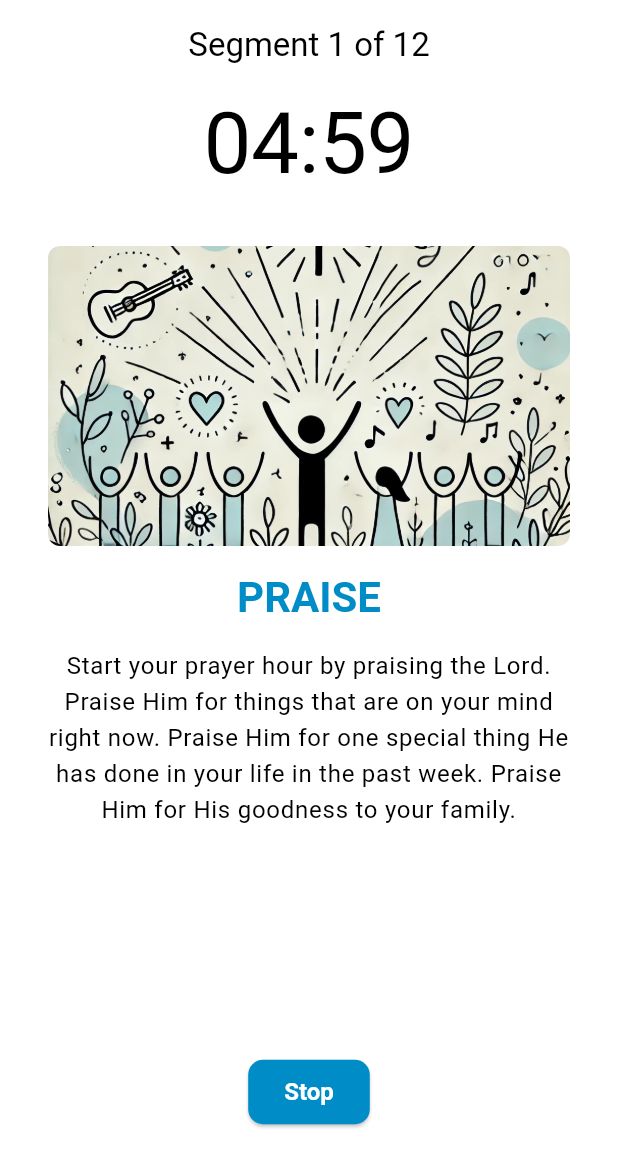
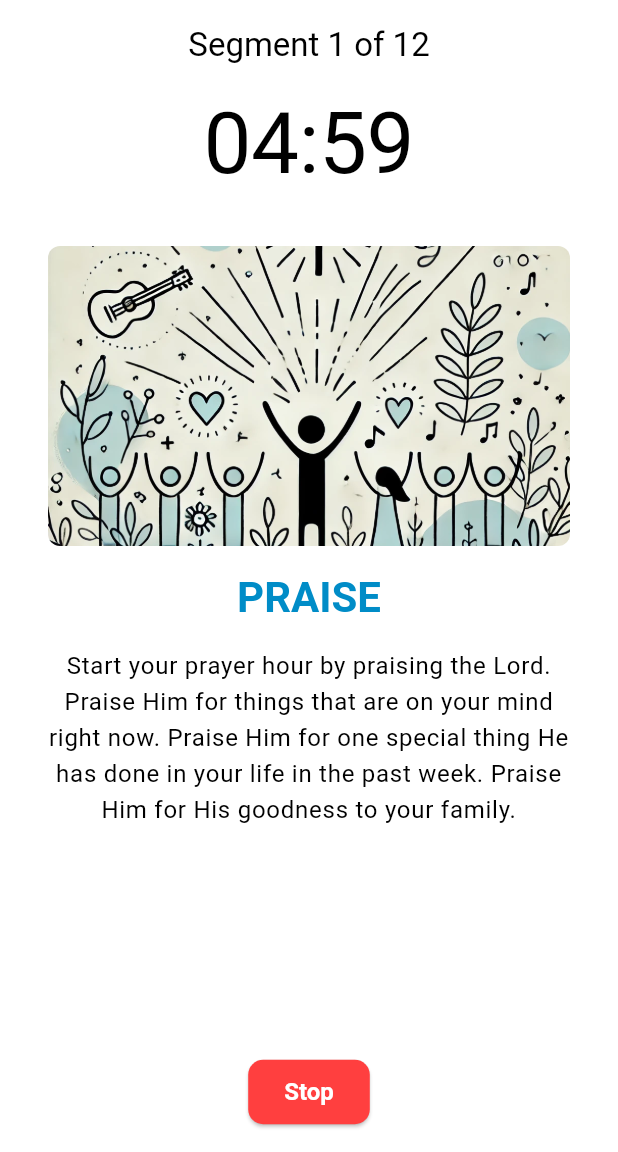
Before and after one commit to ZumeProject/prayer-cycle, a Flutter app: the screen it shows after launch, after a tap on "Start", on a phone screen of 412 x 824 dp, the part 84-1236 px from its top. Run offline on Flutter 3.47's test engine with Material 3 defaults, Android fonts, the light colour scheme and no system bars; our stand-ins replace audioplayers, shared_preferences; generated files the repository leaves out were written again.

Commit message:
Update app version to 1.0.0+1, enhance Android and iOS app labels to include "Zúme", and add adaptive icons for macOS. Introduce new color resources and update Podfile for iOS deployment target. Integrate new icons in web manifest and add support for maskable icons.

```diff
--- a/lib/widgets/prayer_timer.dart
+++ b/lib/widgets/prayer_timer.dart
@@ -2,6 +2,7 @@ import 'dart:async';
 import 'package:flutter/material.dart';
 import 'package:audioplayers/audioplayers.dart';
 import '../l10n/app_localizations.dart';
+import '../utils/app_theme.dart';
 
 class PrayerTimer extends StatefulWidget {
   const PrayerTimer({super.key});
@@ -252,6 +253,9 @@ class _PrayerTimerState extends State<PrayerTimer> {
               else
                 ElevatedButton(
                   onPressed: _pauseTimer,
+                  style: ElevatedButton.styleFrom(
+                    backgroundColor: AppTheme.errorColor,
+                  ),
                   child: Text(localizations.stopButton),
                 ),
             ],
--- a/pubspec.yaml
+++ b/pubspec.yaml
@@ -16,7 +16,7 @@ publish_to: 'none' # Remove this line if you wish to publish to pub.dev
 # https://developer.apple.com/library/archive/documentation/General/Reference/InfoPlistKeyReference/Articles/CoreFoundationKeys.html
 # In Windows, build-name is used as the major, minor, and patch parts
 # of the product and file versions while build-number is used as the build suffix.
-version: 1.2.0+3
+version: 1.0.0+1
 
 environment:
   sdk: ^3.7.2
@@ -104,6 +104,9 @@ flutter:
 flutter_launcher_icons:
   android: true
   ios: true
+  macos:
+    generate: true
+    image_path: "assets/icons/zume_logo.png"
   image_path: "assets/icons/zume_logo.png"
   adaptive_icon_background: "#1C2B62" # Dark blue background color
   remove_alpha_ios: true
```
Also changed, not shown: 26 other files.
